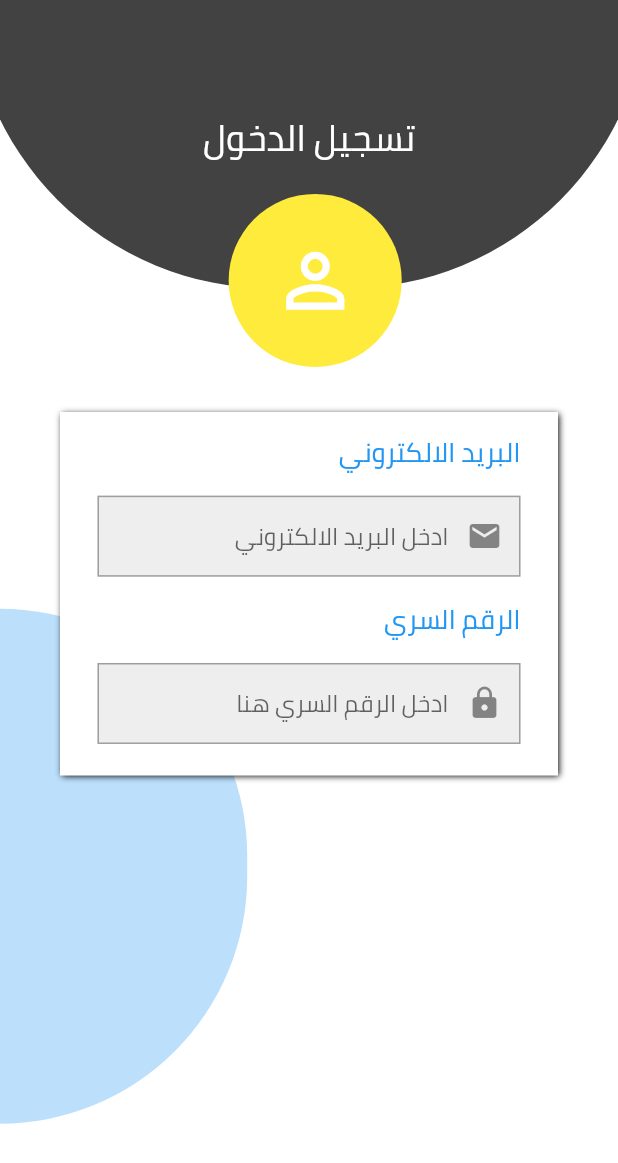
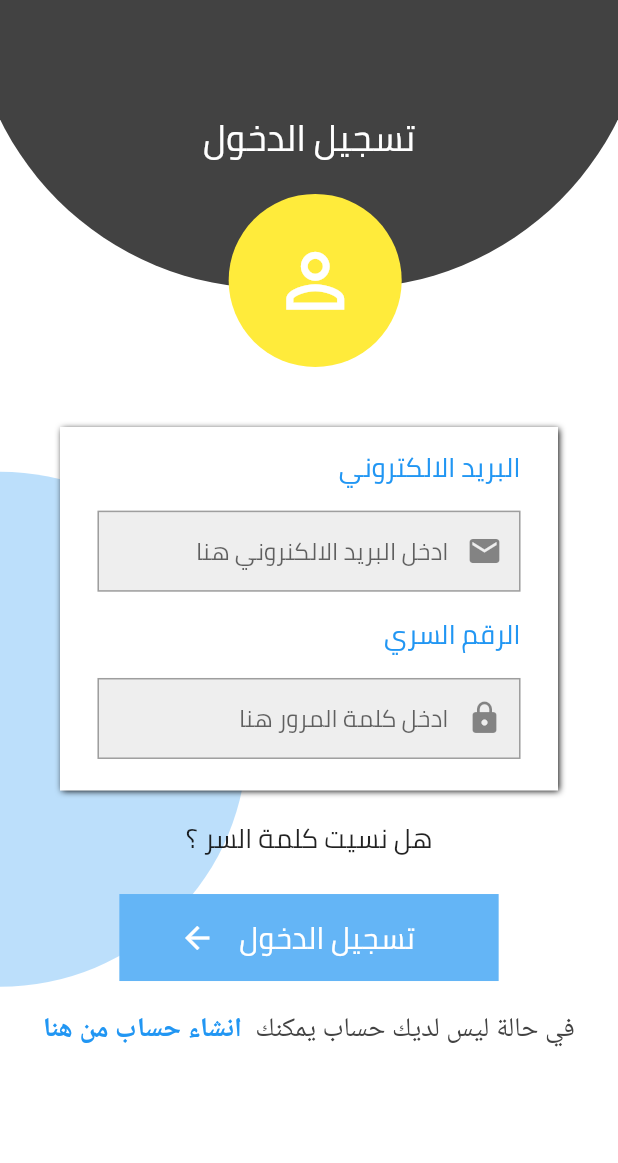
Before and after one commit to MohamedSaad8/Mobile_Store, a Flutter app: the LoginScreen screen opened by its route, on a phone screen of 412 x 824 dp. Shown: the top 1163 px of the screen. Run offline on Flutter 3.47's test engine with Material 2 defaults, Android fonts, the phone set to English and light mode, and no system bars; our stand-ins replace carousel_pro, device_preview; network calls fail.

Commit message:
login screen Second part

```diff
--- a/lib/main.dart
+++ b/lib/main.dart
@@ -7,7 +7,7 @@ import 'package:mobilestore/screens/login_screen.dart';
 import 'package:mobilestore/screens/mobile_info.dart';
 import 'package:device_preview/device_preview.dart';
 
-void main() => runApp(DevicePreview(builder: (data) =>MobileStore(),));
+void main() => runApp(MobileStore());
 
 class MobileStore extends StatelessWidget {
   // This widget is the root of your application.
@@ -17,7 +17,7 @@ class MobileStore extends StatelessWidget {
       theme: ThemeData(
         fontFamily: "Cairo"
       ),
-      builder: DevicePreview.appBuilder,
+     // builder: DevicePreview.appBuilder,
       title: 'Mobile Store',
       initialRoute: HomeScreen.id,
       routes: {
--- a/lib/screens/login_screen.dart
+++ b/lib/screens/login_screen.dart
@@ -1,5 +1,6 @@
 import 'package:flutter/cupertino.dart';
 import 'package:flutter/material.dart';
+import 'package:mobilestore/widget/login_ui_box.dart';
 
 class LoginScreen extends StatelessWidget {
   static String id = "LoginScreen";
@@ -9,7 +10,8 @@ class LoginScreen extends StatelessWidget {
     double screenWidth = MediaQuery.of(context).size.width;
     return Scaffold(
       backgroundColor: Colors.white,
-      body: Column(
+      body: SingleChildScrollView(
+        child: Column(
           children: <Widget>[
             Container(
               height: screenWidth / 1.5,
@@ -110,8 +112,7 @@ class LoginScreen extends StatelessWidget {
                 ],
               ),
             ),
-          Expanded(
-            child: Stack(
+            Stack(
               children: <Widget>[
                 Positioned(
                   child: Container(
@@ -124,9 +125,13 @@ class LoginScreen extends StatelessWidget {
                           bottomRight: Radius.circular(screenWidth),
                         )),
                   ),
-                  bottom: screenWidth / 5.5,
+                  bottom: screenWidth / 10,
                   left: 0,
                 ),
+                Padding(
+                  padding: const EdgeInsets.only(top: 10),
+                  child: Column(
+                    children: <Widget>[
                       Padding(
                         padding: const EdgeInsets.symmetric(horizontal: 40),
                         child: Container(
@@ -155,105 +160,66 @@ class LoginScreen extends StatelessWidget {
                             ),
                           ),
                         ),
+                      ),
+                      SizedBox(height: 15,),
+                      Text("هل نسيت كلمة السر ؟" ,
+                      style: TextStyle(
+                        fontSize: 18
+                      ),
+                      ),
+                      Container(
+                        margin: EdgeInsets.symmetric(vertical: 20),
+                        color: Colors.blue[300],
+                        child: Padding(
+                          padding: const EdgeInsets.symmetric(horizontal: 40 , vertical: 5),
+                          child: Row(
+                            mainAxisAlignment: MainAxisAlignment.center,
+                            mainAxisSize: MainAxisSize.min,
+                            children: <Widget>[
+                              Icon(Icons.arrow_back , color: Colors.white,),
+                              FlatButton(
+                                onPressed: (){},
+                                child: Text("تسجيل الدخول" ,
+                                style: TextStyle(
+                                  fontSize: 20,
+                                  color: Colors.white
+                                ),
+                                ),
+                              ),
+
+                            ],
+                          ),
+                        ),
+                      ),
+                      RichText(
+                        text: TextSpan(
+                          style: TextStyle(
+                            fontSize: 18,
+                            color: Colors.blue,
+                            fontFamily: "Cairo"
+                          ),
+                          children: [
+                            TextSpan(
+                              text: "في حالة ليس لديك حساب يمكنك  " ,
+                              style: TextStyle(color: Colors.grey[800])
+                            ),
+                            TextSpan(
+
+                                text: "انشاء حساب من هنا" ,
+                              style: TextStyle(fontWeight: FontWeight.bold)
+                            )
+
+                          ]
+                        ),
                       )
                     ],
                   ),
-          )
+                ),
               ],
+            ),
+          ],
+        ),
       )
     );
   }
 }
-
-class loginUiBox extends StatelessWidget {
-  const loginUiBox({
-    Key key,
-    @required this.screenWidth,
-  }) : super(key: key);
-
-  final double screenWidth;
-
-  @override
-  Widget build(BuildContext context) {
-    return Column(
-      crossAxisAlignment: CrossAxisAlignment.start,
-      children: <Widget>[
-        Text(
-          "البريد الالكتروني",
-          style: TextStyle(
-            color: Colors.blue,
-            fontSize: 18,
-          ),
-        ),
-        SizedBox(
-          height: screenWidth / 35,
-        ),
-        TextFormField(
-          keyboardType:TextInputType.emailAddress,
-          decoration: InputDecoration(
-            prefixIcon: Icon(Icons.email),
-            contentPadding: EdgeInsets.all(12),
-            filled: true,
-            fillColor: Colors.grey[200],
-            hintText: "ادخل البريد الالكتروني",
-            enabledBorder: OutlineInputBorder(
-              borderRadius: BorderRadius.circular(0),
-              borderSide: BorderSide(
-                color: Colors.grey,
-                style: BorderStyle.solid,
-                width: 1,
-              ),
-            ),
-            focusedBorder: OutlineInputBorder(
-                borderRadius:
-                    BorderRadius.circular(0),
-                borderSide: BorderSide(
-                    color: Colors.blue,
-                    style: BorderStyle.solid,
-                    width: 1)),
-          ),
-        ),
-        SizedBox(
-          height: screenWidth / 35,
-        ),
-        Text(
-          "الرقم السري",
-          style: TextStyle(
-            color: Colors.blue,
-            fontSize: 18,
-          ),
-        ),
-        SizedBox(
-          height: screenWidth / 35,
-        ),
-        TextFormField(
-          obscureText: true,
-          keyboardType: TextInputType.visiblePassword,
-          decoration: InputDecoration(
-            prefixIcon: Icon(Icons.lock),
-            contentPadding: EdgeInsets.all(12),
-            filled: true,
-            fillColor: Colors.grey[200],
-            hintText: "ادخل الرقم السري هنا",
-            enabledBorder: OutlineInputBorder(
-              borderRadius: BorderRadius.circular(0),
-              borderSide: BorderSide(
-                color: Colors.grey,
-                style: BorderStyle.solid,
-                width: 1,
-              ),
-            ),
-            focusedBorder: OutlineInputBorder(
-              borderRadius: BorderRadius.circular(0),
-              borderSide: BorderSide(
-                color: Colors.blue,
-                style: BorderStyle.solid,
-                width: 1,
-              ),
-            ),
-          ),
-        ),
-      ],
-    );
-  }
-}
--- /dev/null
+++ b/lib/widget/custom_text_form_feild.dart
@@ -0,0 +1,39 @@
+import 'package:flutter/material.dart';
+
+class CustomTextFormFiled extends StatelessWidget {
+
+  String hintText ;
+  IconData icon ;
+  CustomTextFormFiled({@required this.hintText, @required this.icon});
+
+  @override
+  Widget build(BuildContext context) {
+    return TextFormField(
+      obscureText: (hintText == "ادخل كلمة المرور هنا") ? true : false,
+      keyboardType: TextInputType.visiblePassword,
+      decoration: InputDecoration(
+        prefixIcon: Icon(icon),
+        contentPadding: EdgeInsets.all(12),
+        filled: true,
+        fillColor: Colors.grey[200],
+        hintText: hintText,
+        enabledBorder: OutlineInputBorder(
+          borderRadius: BorderRadius.circular(0),
+          borderSide: BorderSide(
+            color: Colors.grey,
+            style: BorderStyle.solid,
+            width: 1,
+          ),
+        ),
+        focusedBorder: OutlineInputBorder(
+          borderRadius: BorderRadius.circular(0),
+          borderSide: BorderSide(
+            color: Colors.blue,
+            style: BorderStyle.solid,
+            width: 1,
+          ),
+        ),
+      ),
+    );
+  }
+}
--- /dev/null
+++ b/lib/widget/login_ui_box.dart
@@ -0,0 +1,52 @@
+import 'package:flutter/material.dart';
+
+import 'custom_text_form_feild.dart';
+
+class loginUiBox extends StatelessWidget {
+  const loginUiBox({
+    Key key,
+    @required this.screenWidth,
+  }) : super(key: key);
+
+  final double screenWidth;
+
+  @override
+  Widget build(BuildContext context) {
+    return Column(
+      crossAxisAlignment: CrossAxisAlignment.start,
+      children: <Widget>[
+        Text(
+          "البريد الالكتروني",
+          style: TextStyle(
+            color: Colors.blue,
+            fontSize: 18,
+          ),
+        ),
+        SizedBox(
+          height: screenWidth / 35,
+        ),
+        CustomTextFormFiled(
+          hintText: "ادخل البريد الالكنروني هنا" ,
+          icon: Icons.email,
+        ),
+        SizedBox(
+          height: screenWidth / 35,
+        ),
+        Text(
+          "الرقم السري",
+          style: TextStyle(
+            color: Colors.blue,
+            fontSize: 18,
+          ),
+        ),
+        SizedBox(
+          height: screenWidth / 35,
+        ),
+        CustomTextFormFiled(
+          hintText: "ادخل كلمة المرور هنا",
+          icon: Icons.lock,
+        ),
+      ],
+    );
+  }
+}
```
Lines whose indentation alone changed are shown as unchanged.
